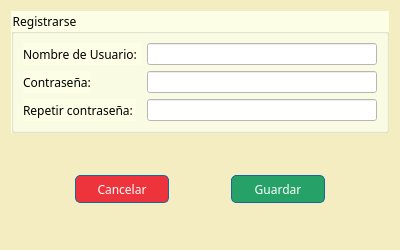
Old version of the form register.ui in the repository JuanFraDev/ProyectoFinal_POO.
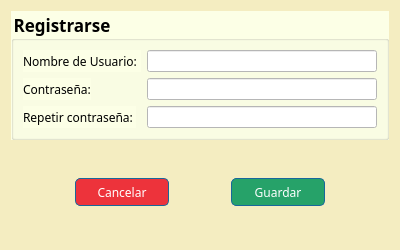
New version of the form.

Diff of the .ui file:
```diff
--- a/register.ui
+++ b/register.ui
@@ -46,7 +46,8 @@
      <property name="font">
       <font>
        <family>Lucida Bright</family>
-       <bold>false</bold>
+       <pointsize>13</pointsize>
+       <bold>true</bold>
       </font>
      </property>
      <property name="styleSheet">
```
